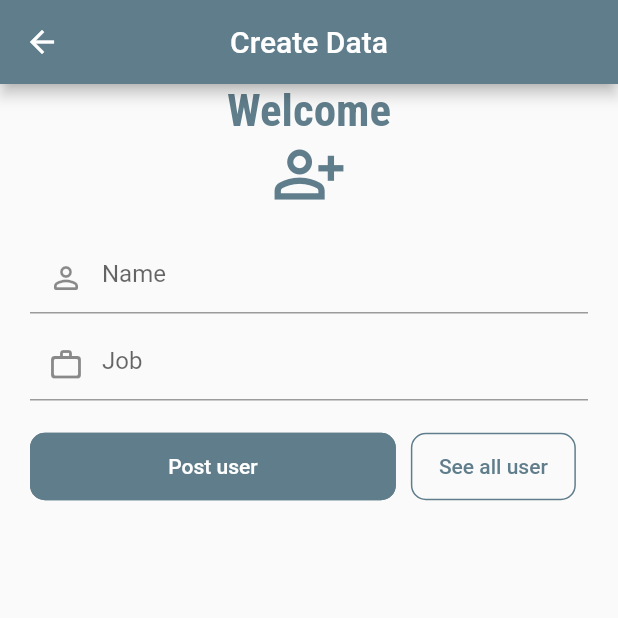
After one commit to aestheticcode98/transisi, a Flutter app: the PageCreate screen opened by its route, after a tap on "Post user", on a phone screen of 412 x 824 dp, the top half of it. The commit adds this screen. Run offline on Flutter 3.47's test engine with Material 2 defaults, Android fonts, the phone set to English and light mode, and no system bars; our stand-ins replace flutter_screenutil, get, get_storage, google_fonts; accounts and stored records are empty; network calls fail.

Commit message:
create and get all data is done

```diff
--- /dev/null
+++ b/lib/features/create/api_create.dart
@@ -0,0 +1,12 @@
+import 'package:transisi/api/api1.dart';
+
+class ApiCreate{
+  Future<dynamic> createUser({required String name, required String job})async{
+    final input = {
+      "name" : name,
+      "job" : job
+    };
+    var r = await Api1().apiJSONPostWithToken('api/users', input);
+    return r;
+  }
+}
--- /dev/null
+++ b/lib/features/create/binding_create.dart
@@ -0,0 +1,10 @@
+import 'package:get/get.dart';
+import 'package:transisi/features/create/api_create.dart';
+import 'package:transisi/features/create/controller_create.dart';
+
+class BindingCreate implements Bindings{
+  @override
+  void dependencies() {
+    Get.lazyPut<ControllerCreate>(() => ControllerCreate(api: ApiCreate()));
+  }
+}
--- /dev/null
+++ b/lib/features/create/controller_create.dart
@@ -0,0 +1,80 @@
+import 'dart:developer';
+
+import 'package:flutter/material.dart';
+import 'package:flutter/widgets.dart';
+import 'package:get/get.dart';
+import 'package:get/state_manager.dart';
+import 'package:google_fonts/google_fonts.dart';
+import 'package:transisi/features/create/api_create.dart';
+
+class ControllerCreate extends GetxController{
+  final ApiCreate api;
+  ControllerCreate ({required this.api});
+
+  var loading = false.obs;
+
+  var edtName = TextEditingController();
+  var edtJob = TextEditingController();
+
+  @override
+  void onClose() {
+    edtName.dispose();
+    edtJob.dispose();
+    super.onClose();
+  }
+
+  create()async{
+    try{
+     loading(true);
+     var createResponse = await api.createUser(name: edtName.text, job: edtJob.text);
+     if(createResponse != null){
+       customDialog();
+       log(createResponse);
+     }
+    }catch(e){
+      log(e.toString());
+    }
+  }
+
+  customDialog(){
+    return Get.defaultDialog(
+        radius: 8,
+        title: '',
+        titlePadding: EdgeInsets.zero,
+        content: Column(
+          children: <Widget>[
+            const Icon(Icons.check_circle, size: 80, color: Colors.blueGrey),
+            Text(
+              'Transisi',
+              style: GoogleFonts.robotoCondensed(
+                  fontSize: 25,
+                  color: Colors.black54
+              ),
+            ),
+            const SizedBox(height: 10),
+            Text(
+              'Post is success',
+              style: GoogleFonts.robotoCondensed(
+                  fontSize: 20,
+                  color: Colors.black38
+              ),
+            ),
+            const SizedBox(height: 10),
+            ElevatedButton(
+                onPressed: ()=> Get.back(),
+                style: ElevatedButton.styleFrom(
+                    elevation: 0,
+                    primary: Colors.transparent,
+                    shape: RoundedRectangleBorder(
+                        borderRadius: BorderRadius.circular(8),
+                        side: const BorderSide(color: Colors.blueGrey, width: 1)
+                    ),
+                    fixedSize: const Size(160, 35)
+                ),
+                child: const Text('Thank you', style: TextStyle(color: Colors.blueGrey),)
+            )
+          ],
+        )
+    );
+  }
+}
--- /dev/null
+++ b/lib/features/create/page_create.dart
@@ -0,0 +1,100 @@
+import 'package:flutter/material.dart';
+import 'package:flutter/src/widgets/framework.dart';
+import 'package:get/get.dart';
+import 'package:get/state_manager.dart';
+import 'package:google_fonts/google_fonts.dart';
+import 'package:transisi/features/create/controller_create.dart';
+import 'package:transisi/pages/app_routes.dart';
+
+class PageCreate extends GetView<ControllerCreate>{
+  const PageCreate({Key? key}) : super(key: key);
+
+  @override
+  Widget build(BuildContext context) {
+    return Scaffold(
+      appBar: AppBar(
+        title: const Text('Create Data'),
+        centerTitle: true,
+        backgroundColor: Colors.blueGrey,
+      ),
+      body: Column(
+        children: <Widget>[
+          Align(
+            alignment: Alignment.center,
+            child: Text(
+              'Welcome',
+              style: GoogleFonts.robotoCondensed(
+                  textStyle: const TextStyle(
+                      fontSize: 30,
+                      fontWeight: FontWeight.bold,
+                      color: Colors.blueGrey
+                  )
+              ),
+            ),
+          ),
+          const Icon(
+              Icons.person_add_alt_outlined,
+            size: 50,
+            color: Colors.blueGrey,
+          ),
+          Container(
+            margin: const EdgeInsets.fromLTRB(20, 20, 20, 0),
+            child: TextField(
+              controller: controller.edtName,
+              decoration: const InputDecoration(
+                prefixIcon: Icon(Icons.person_outline_rounded),
+                hintText: 'Name'
+              ),
+            ),
+          ),
+          Container(
+            margin: const EdgeInsets.fromLTRB(20, 10, 20, 0),
+            child: TextField(
+              controller: controller.edtJob,
+              decoration: const InputDecoration(
+                prefixIcon: Icon(Icons.work_outline_rounded),
+                hintText: 'Job'
+              ),
+            ),
+          ),
+          Container(
+            margin: const EdgeInsets.fromLTRB(20, 20, 20, 0),
+            child: Row(
+              mainAxisAlignment: MainAxisAlignment.start,
+              children: <Widget>[
+                ElevatedButton(
+                    onPressed: ()=> controller.create(),
+                    style: ElevatedButton.styleFrom(
+                      side: const BorderSide(color: Colors.blueGrey, width: 1),
+                      shape: RoundedRectangleBorder(
+                          borderRadius: BorderRadius.circular(10)
+                      ),
+                      primary: Colors.blueGrey,
+                      fixedSize: Size(Get.width * 0.592, 45),
+                      elevation: 0,
+                    ),
+                    child: const Text('Post user')
+                ),
+                const SizedBox(width: 10),
+                ElevatedButton(
+                    onPressed: ()=> Get.toNamed(Routes.list_user),
+                    style: ElevatedButton.styleFrom(
+                      side: const BorderSide(color: Colors.blueGrey, width: 1),
+                      shape: RoundedRectangleBorder(
+                        borderRadius: BorderRadius.circular(10)
+                      ),
+                      primary: Colors.transparent,
+                      onPrimary: Colors.blueGrey,
+                      fixedSize: const Size(110, 45),
+                      elevation: 0,
+                    ),
+                    child: const Text('See all user')
+                ),
+              ],
+            ),
+          )
+        ],
+      ),
+    );
+  }
+}
--- /dev/null
+++ b/lib/features/list_user/binding_listuser.dart
@@ -0,0 +1,10 @@
+import 'package:get/get.dart';
+import 'package:transisi/features/list_user/api_listuser..dart';
+import 'package:transisi/features/list_user/controller_listuser.dart';
+
+class BindingListuser implements Bindings{
+  @override
+  void dependencies() {
+    Get.lazyPut<ControllerListuser>(() => ControllerListuser(api: ApiListuser()));
+  }
+}
--- a/lib/features/login/controller_login.dart
+++ b/lib/features/login/controller_login.dart
@@ -45,9 +45,11 @@ class ControllerLogin extends GetxController{
         await Api2().setIsLogin(isLogin: true);
         await Api2().setEmail(email: edtEmail.text);
         await Api2().setPassword(password: edtPassword.text);
-        Get.offNamed(Routes.login);
+        Get.offNamed(Routes.create);
       }
+      loading(false);
     }catch(e){
+      loading(false);
       log(e.toString());
     }
   }
--- a/lib/pages/app_pages.dart
+++ b/lib/pages/app_pages.dart
@@ -1,4 +1,8 @@
 import 'package:get/get.dart';
+import 'package:transisi/features/create/binding_create.dart';
+import 'package:transisi/features/create/page_create.dart';
+import 'package:transisi/features/list_user/binding_listuser.dart';
+import 'package:transisi/features/list_user/page_listuser.dart';
 import 'package:transisi/features/login/page_login.dart';
 import 'package:transisi/features/register/binding_register.dart';
 import 'package:transisi/features/register/page_register.dart';
@@ -24,5 +28,15 @@ class AppPages{
         page: ()=> const PageRegister(),
         binding: BindingRegister()
     ),
+    GetPage(
+        name: Routes.create,
+        page: ()=> const PageCreate(),
+        binding: BindingCreate()
+    ),
+    GetPage(
+        name: Routes.list_user,
+        page: ()=> const PageListuser(),
+        binding: BindingListuser()
+    ),
   ];
 }
--- a/lib/pages/app_routes.dart
+++ b/lib/pages/app_routes.dart
@@ -2,4 +2,6 @@ abstract class Routes{
   static const INITIAL ='/start';
   static const login ='/login';
   static const register ='/register';
+  static const create ='/create';
+  static const list_user ='/list_user';
 }
```
Also changed, not shown: lib/features/list_user/api_listuser..dart (added, +8 -0 lines), lib/features/list_user/controller_listuser.dart (added, +36 -0 lines), lib/features/list_user/page_listuser.dart (added, +75 -0 lines), lib/features/splashscreen/controller_splash.dart (+7 -1 lines), lib/response/users.dart (added, +41 -0 lines).
